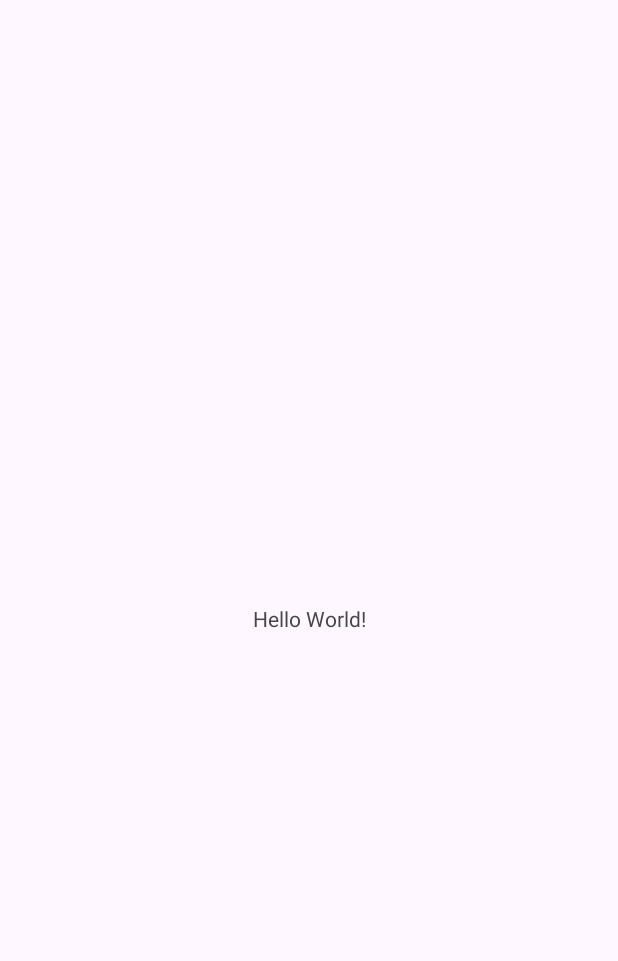
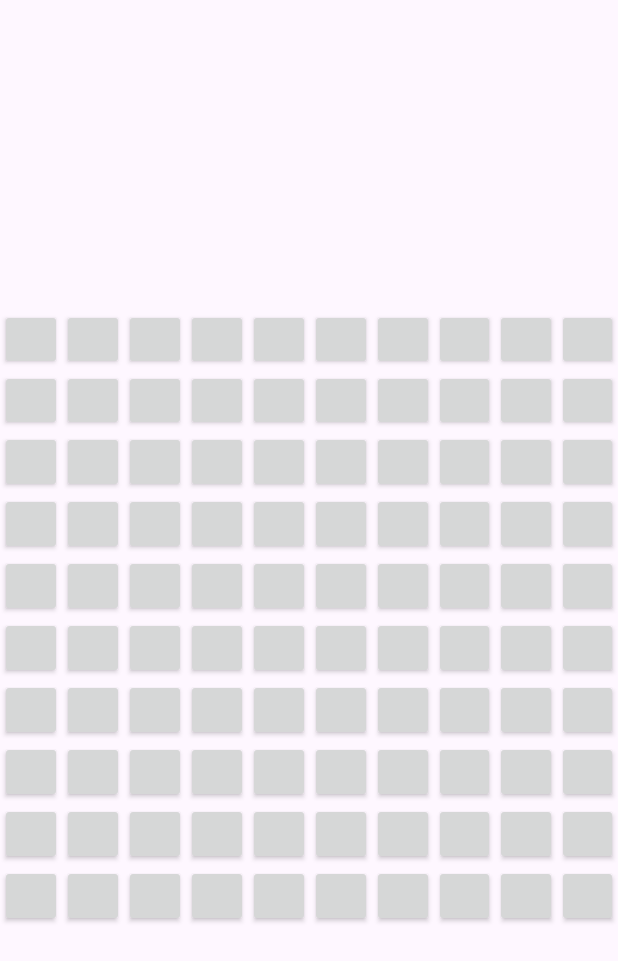
Before and after one commit to william-ying/Minesweeper, an Android app: the screen it shows after launch (MainActivity), on a phone screen of 412 x 824 dp. Before the commit the part shown is almost empty. Shown: the top 961 px of the screen. Run offline under Robolectric (Android 15) with nearby library versions, the phone set to English and light mode, and no system bars.

Commit message:
Added grid

```diff
--- a/app/build.gradle.kts
+++ b/app/build.gradle.kts
@@ -35,6 +35,7 @@ dependencies {
     implementation(libs.activity.ktx)
     implementation(libs.appcompat)
     implementation(libs.constraintlayout)
+    implementation(libs.gridlayout)
     implementation(libs.material)
     testImplementation(libs.junit)
     androidTestImplementation(libs.espresso.core)
--- a/app/src/main/java/com/example/minesweeper/MainActivity.java
+++ b/app/src/main/java/com/example/minesweeper/MainActivity.java
@@ -7,6 +7,9 @@ import androidx.appcompat.app.AppCompatActivity;
 import androidx.core.graphics.Insets;
 import androidx.core.view.ViewCompat;
 import androidx.core.view.WindowInsetsCompat;
+
+import android.widget.Button;
+import androidx.gridlayout.widget.GridLayout;
 
 public class MainActivity extends AppCompatActivity {
 
@@ -20,5 +23,18 @@ public class MainActivity extends AppCompatActivity {
             v.setPadding(systemBars.left, systemBars.top, systemBars.right, systemBars.bottom);
             return insets;
         });
+
+        GridLayout gridLayout = findViewById(R.id.gridLayout);
+        for (int i = 0; i < 100; i++) {
+            Button button = new Button(this);
+            GridLayout.LayoutParams params = new GridLayout.LayoutParams(
+                    GridLayout.spec(GridLayout.UNDEFINED, 1f),
+                    GridLayout.spec(GridLayout.UNDEFINED, 1f)
+            );
+            params.width = 0;
+            params.height = 0;
+            button.setLayoutParams(params);
+            gridLayout.addView(button);
+        }
     }
 }
--- a/app/src/main/res/layout/activity_main.xml
+++ b/app/src/main/res/layout/activity_main.xml
@@ -7,13 +7,18 @@
     android:layout_height="match_parent"
     tools:context=".MainActivity">
 
-    <TextView
-        android:layout_width="wrap_content"
-        android:layout_height="wrap_content"
-        android:text="Hello World!"
+    <androidx.gridlayout.widget.GridLayout
+        android:id="@+id/gridLayout"
+        android:layout_width="0dp"
+        android:layout_height="0dp"
+        app:columnCount="10"
+        app:rowCount="10"
+        app:layout_constraintDimensionRatio="1:1"
         app:layout_constraintBottom_toBottomOf="parent"
         app:layout_constraintEnd_toEndOf="parent"
         app:layout_constraintStart_toStartOf="parent"
-        app:layout_constraintTop_toTopOf="parent" />
+        app:layout_constraintTop_toTopOf="parent">
+
+    </androidx.gridlayout.widget.GridLayout>
 
 </androidx.constraintlayout.widget.ConstraintLayout>
--- a/gradle/libs.versions.toml
+++ b/gradle/libs.versions.toml
@@ -7,6 +7,7 @@ appcompat = "1.8.0"
 material = "1.14.0"
 activityKtx = "1.13.0"
 constraintlayout = "2.2.2"
+gridlayout = "1.1.0"
 
 [libraries]
 junit = { group = "junit", name = "junit", version.ref = "junit" }
@@ -16,6 +17,7 @@ appcompat = { group = "androidx.appcompat", name = "appcompat", version.ref = "a
 material = { group = "com.google.android.material", name = "material", version.ref = "material" }
 activity-ktx = { group = "androidx.activity", name = "activity-ktx", version.ref = "activityKtx" }
 constraintlayout = { group = "androidx.constraintlayout", name = "constraintlayout", version.ref = "constraintlayout" }
+gridlayout = { group = "androidx.gridlayout", name = "gridlayout", version.ref = "gridlayout" }
 
 [plugins]
 android-application = { id = "com.android.application", version.ref = "agp" }
```
